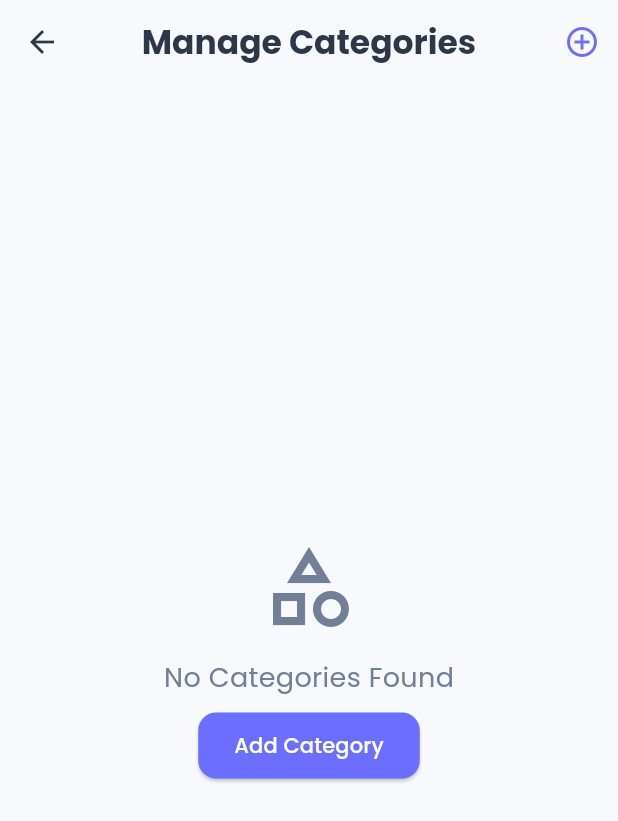
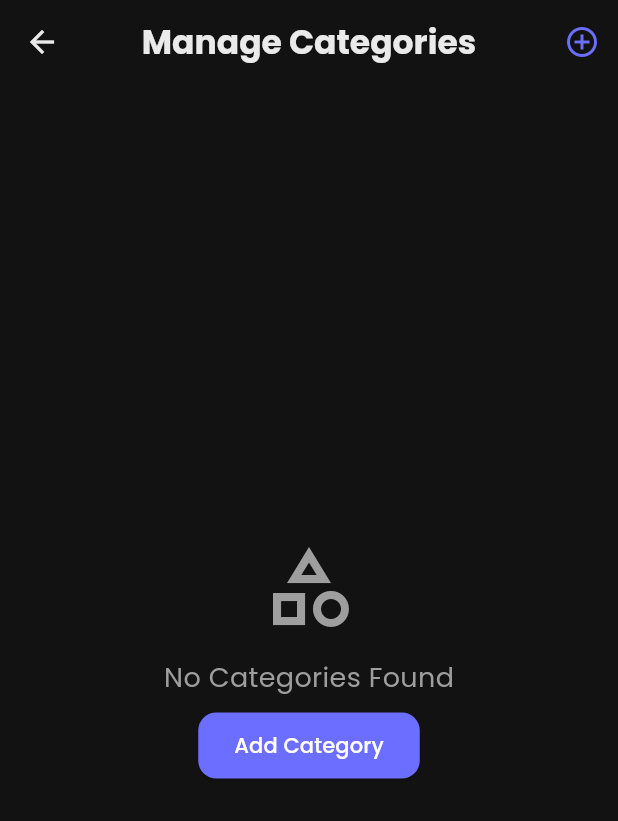
Before and after one commit to hadyaan/quizlatte-app, a Flutter app: the screen it shows after launch, after a tap on "Categories", on a phone screen of 412 x 824 dp. Shown: the top 821 px of the screen. Run offline on Flutter 3.47's test engine with Material 3 defaults, Android fonts, the phone set to English and light mode, and no system bars; our stand-ins replace cloud_firestore, firebase_core, google_fonts; accounts and stored records are empty.

Commit message:
ganti warna base jadi dark mode

```diff
--- a/lib/theme/theme.dart
+++ b/lib/theme/theme.dart
@@ -2,18 +2,25 @@ import 'package:flutter/material.dart';
 import 'package:google_fonts/google_fonts.dart';
 
 class AppTheme {
-  static const Color primaryColor = Color(0xFF6C6EFF);
-  static const Color secondaryColor = Color(0xFF32CD32);
-  static const Color backgroundColor = Color(0xFFF8F9FC);
-  static const Color cardColor = Colors.white;
-  static const Color textPrimaryColor = Color(0xFF2D3748);
-  static const Color textSecondaryColor = Color(0xFF718096);
+  // 🌈 Warna utama & sekunder
+  static const Color primaryColor = Color(0xFF6C6EFF); // Tetap ungu
+  static const Color secondaryColor = Color(0xFF32CD32); // Tetap hijau
+
+  // 🌌 Warna dark mode
+  static const Color backgroundColor = Color(0xFF121212); // Latar belakang utama
+  static const Color cardColor = Color.fromARGB(255, 37, 37, 37); // Warna kartu // opsi warna lain : 0xFF1E1E1E
+  static const Color textPrimaryColor = Color(0xFFEAEAEA); // Teks utama terang
+  static const Color textSecondaryColor = Color(0xFF9E9E9E); // Teks sekunder abu-abu
 
   static ThemeData get theme {
     return ThemeData(
+      brightness: Brightness.dark,
       primaryColor: primaryColor,
       scaffoldBackgroundColor: backgroundColor,
-      textTheme: GoogleFonts.poppinsTextTheme(),
+      textTheme: GoogleFonts.poppinsTextTheme().apply(
+        bodyColor: textPrimaryColor,
+        displayColor: textPrimaryColor,
+      ),
       appBarTheme: AppBarTheme(
         backgroundColor: cardColor,
         foregroundColor: textPrimaryColor,
@@ -25,7 +32,7 @@ class AppTheme {
         color: cardColor,
         elevation: 2,
         shape: RoundedRectangleBorder(
-          borderRadius: BorderRadiusGeometry.circular(16),
+          borderRadius: BorderRadius.circular(16),
         ),
       ),
       elevatedButtonTheme: ElevatedButtonThemeData(
@@ -34,13 +41,13 @@ class AppTheme {
           foregroundColor: Colors.white,
           padding: EdgeInsets.symmetric(horizontal: 24, vertical: 12),
           shape: RoundedRectangleBorder(
-            borderRadius: BorderRadiusGeometry.circular(12),
+            borderRadius: BorderRadius.circular(12),
           ),
         ),
       ),
       inputDecorationTheme: InputDecorationTheme(
         filled: true,
-        fillColor: backgroundColor,
+        fillColor: Color(0xFF2A2A2A),
         border: OutlineInputBorder(
           borderRadius: BorderRadius.circular(12),
           borderSide: BorderSide.none,
```
